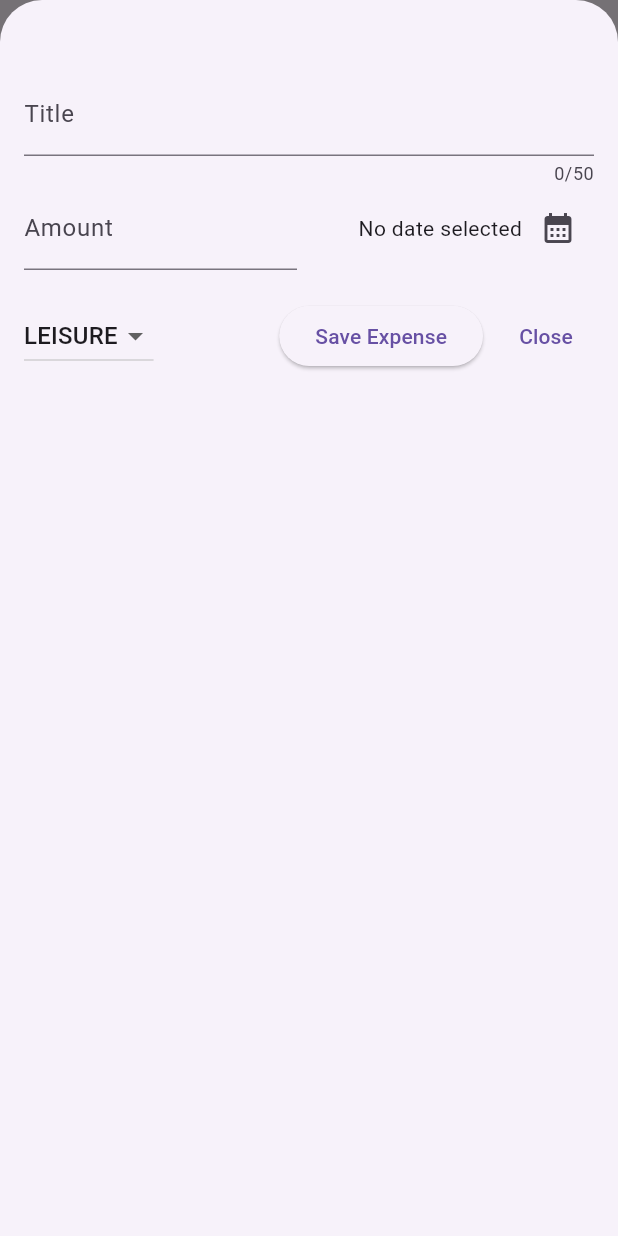
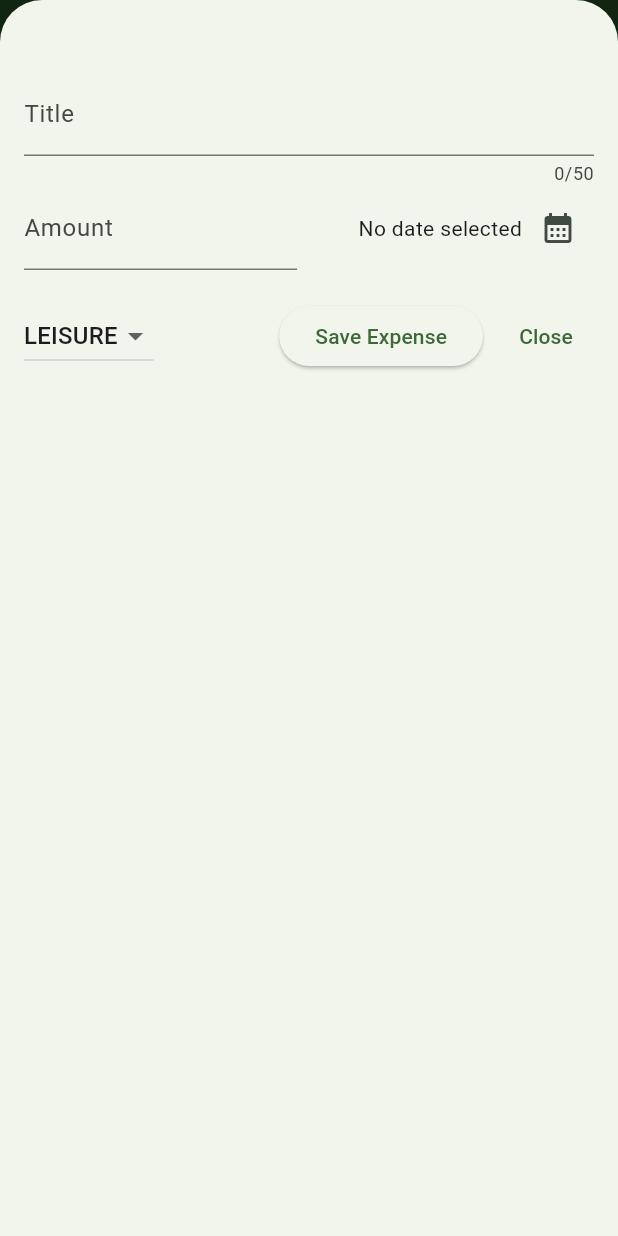
Before and after one commit to REBjr13/expenses_tracker, a Flutter app: the screen it shows after launch, after a tap on the "play arrow" icon, on a phone screen of 412 x 824 dp. Run offline on Flutter 3.47's test engine with Material 3 defaults, Android fonts, the phone set to English and light mode, and no system bars.

Commit message:
intro to theming

```diff
--- a/lib/main.dart
+++ b/lib/main.dart
@@ -1,9 +1,20 @@
 import 'package:expenses_tracker/widgets/expenses.dart';
 import 'package:flutter/material.dart';
+
+var kColorScheme = ColorScheme.fromSeed(
+  seedColor: const Color.fromARGB(255, 34, 193, 60),
+);
 
 void main() {
   runApp(
     MaterialApp(
+      theme: ThemeData().copyWith(
+        colorScheme: kColorScheme,
+        appBarTheme: AppBarTheme().copyWith(
+          backgroundColor: kColorScheme.onPrimaryContainer,//overrides some aspects
+          foregroundColor: kColorScheme.primaryContainer,
+        ),
+      ),
       home: const ExpensesTrack(),
       debugShowCheckedModeBanner: false,
     ),
```
